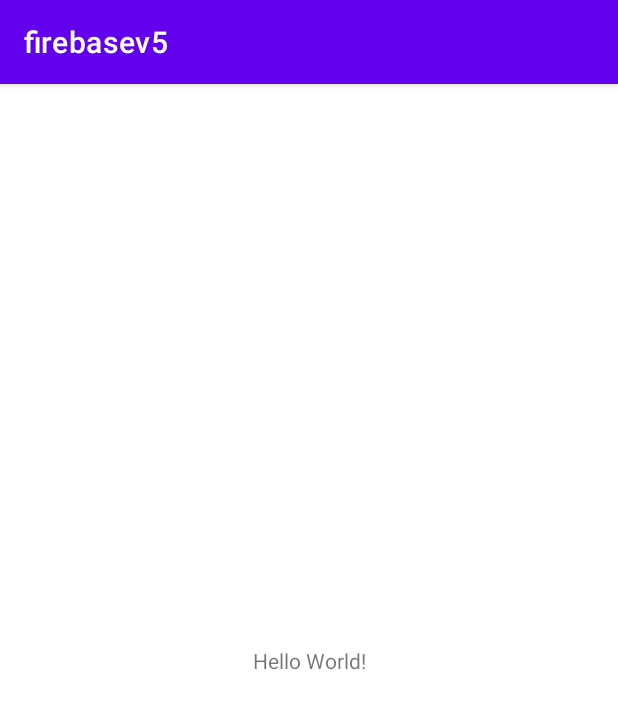
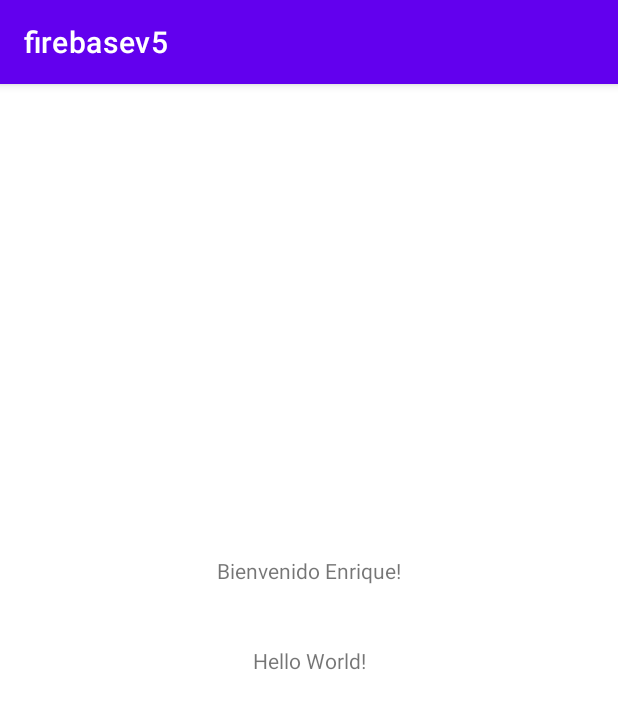
Before and after one commit to jecm22/FirebareAuthworking, an Android app: the screen it shows after launch once a user with an empty profile is signed in (MainActivity), on a phone screen of 412 x 824 dp. Shown: the top 709 px of the screen. Run offline under Robolectric (Android 15) with nearby library versions, the phone set to English and light mode, and no system bars; our stand-ins replace Firebase (no records; nobody signed in at launch, a user with empty details on screens opened directly).

Commit message:
Added a new TextView

```diff
--- a/app/src/main/res/layout/activity_main.xml
+++ b/app/src/main/res/layout/activity_main.xml
@@ -15,4 +15,14 @@
         app:layout_constraintStart_toStartOf="parent"
         app:layout_constraintTop_toTopOf="parent" />
 
+    <TextView
+        android:layout_width="wrap_content"
+        android:layout_height="wrap_content"
+        android:text="Bienvenido Enrique!"
+        app:layout_constraintBottom_toBottomOf="parent"
+        app:layout_constraintEnd_toEndOf="parent"
+        app:layout_constraintStart_toStartOf="parent"
+        app:layout_constraintTop_toTopOf="parent"
+        app:layout_constraintVertical_bias="0.42000002" />
+
 </androidx.constraintlayout.widget.ConstraintLayout>
```
